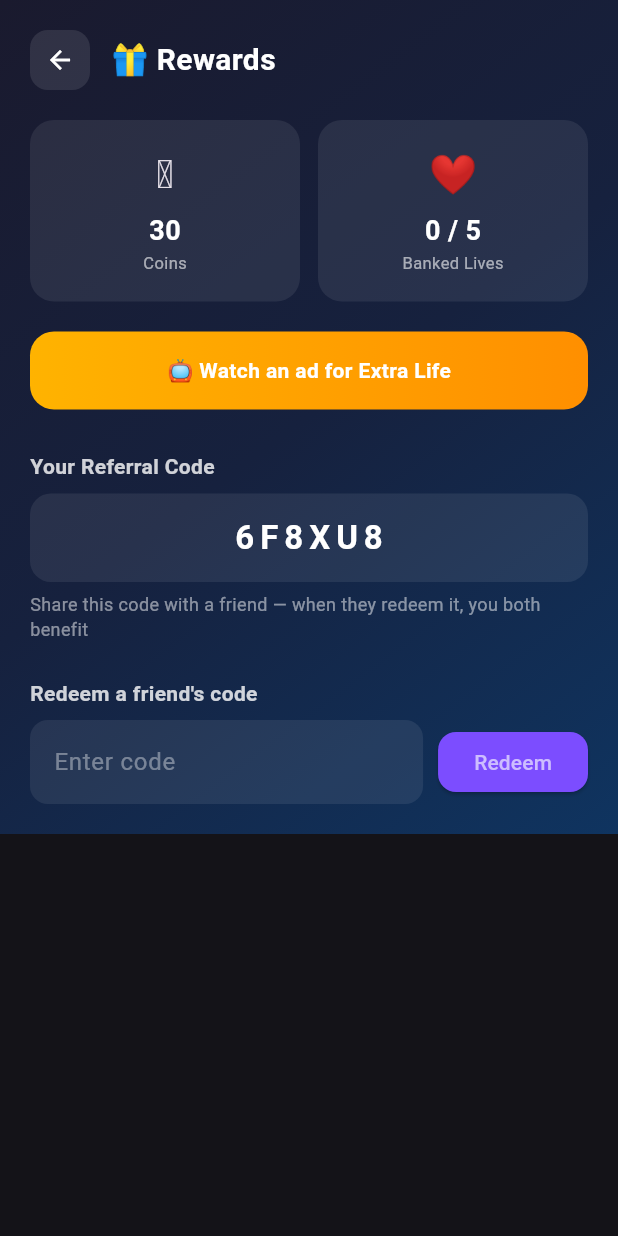
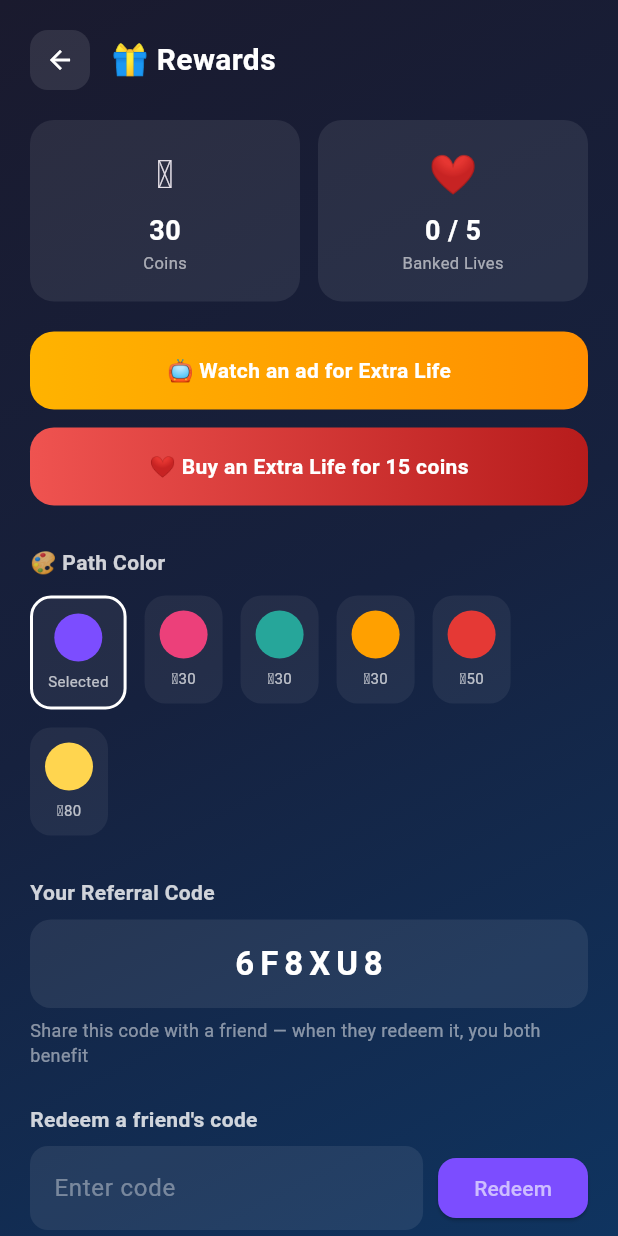
Before and after one commit to mojumder01/Dola-Foundation, a Flutter app: the RewardsScreen screen opened directly, on a phone screen of 412 x 824 dp. Run offline on Flutter 3.47's test engine with Material 3 defaults, Android fonts, the phone set to English and light mode, and no system bars; our stand-ins replace google_mobile_ads, shared_preferences; accounts and stored records are empty.

Commit message:
Add coin-based life purchase and path color shop
Lets players spend coins to buy a banked life directly (no ad
required) and to unlock cosmetic path colors for the maze trace,
giving the one-time-build app more depth and monetization options
beyond watching ads.

Co-Authored-By: Claude Sonnet 4.6 <noreply@anthropic.com>
Claude-Session: https://claude.ai/code/session_01Q9Sn9eRittEeXHsAjMXpWN

```diff
--- a/mazebloom-game/lib/screens/game_screen.dart
+++ b/mazebloom-game/lib/screens/game_screen.dart
@@ -12,6 +12,7 @@ import '../utils/reward_calculator.dart';
 import '../utils/lives_manager.dart';
 import '../utils/achievement_manager.dart';
 import '../utils/app_language.dart';
+import '../utils/path_color_manager.dart';
 import '../services/ad_service.dart';
 import '../widgets/maze_board.dart';
 
@@ -53,6 +54,7 @@ class _GameScreenState extends State<GameScreen> {
   DateTime? _startTime; // speed bonus হিসাব করার জন্য
   bool _perfectRun = true; // এই attempt এ একবারও dead-end এ পড়েনি কিনা
   int _lastCoinsEarned = 0;
+  Color _pathColor = const Color(0xFF7C4DFF);
 
   @override
   void initState() {
@@ -60,6 +62,12 @@ class _GameScreenState extends State<GameScreen> {
     _shape = widget.shape;
     _startTime = DateTime.now();
     _checkSolvable();
+    _loadPathColor();
+  }
+
+  Future<void> _loadPathColor() async {
+    final color = await PathColorManager.getSelectedColor();
+    if (mounted) setState(() => _pathColor = color);
   }
 
   void _checkSolvable() {
@@ -401,6 +409,7 @@ class _GameScreenState extends State<GameScreen> {
                     hintCell: _hintCell,
                     onPathChanged: _onPathChanged,
                     onStuck: _onStuck,
+                    pathColor: _pathColor,
                   ),
                 ),
               ),
--- a/mazebloom-game/lib/screens/rewards_screen.dart
+++ b/mazebloom-game/lib/screens/rewards_screen.dart
@@ -4,6 +4,7 @@ import '../utils/lives_manager.dart';
 import '../utils/referral_manager.dart';
 import '../services/ad_service.dart';
 import '../utils/app_language.dart';
+import '../utils/path_color_manager.dart';
 
 // Coins, banked lives, আর referral code শেয়ার/redeem করার জায়গা
 class RewardsScreen extends StatefulWidget {
@@ -14,11 +15,15 @@ class RewardsScreen extends StatefulWidget {
 }
 
 class _RewardsScreenState extends State<RewardsScreen> {
+  static const int lifeCoinCost = 15;
+
   int _coins = 0;
   int _bankedLives = 0;
   String _myCode = '';
   bool _redeemed = false;
   bool _loading = true;
+  String _selectedColorId = PathColorManager.defaultId;
+  Set<String> _unlockedColorIds = {};
   final _codeController = TextEditingController();
 
   @override
@@ -38,13 +43,52 @@ class _RewardsScreenState extends State<RewardsScreen> {
     final lives = await LivesManager.getBankedLives();
     final code = await ReferralManager.getMyCode();
     final redeemed = await ReferralManager.hasRedeemed();
+    final selectedColorId = await PathColorManager.getSelectedId();
+    final unlockedColorIds = await PathColorManager.getUnlockedIds();
     setState(() {
       _coins = coins;
       _bankedLives = lives;
       _myCode = code;
       _redeemed = redeemed;
+      _selectedColorId = selectedColorId;
+      _unlockedColorIds = unlockedColorIds;
       _loading = false;
     });
+  }
+
+  Future<void> _buyLifeWithCoins() async {
+    if (_bankedLives >= LivesManager.maxBankedLives) {
+      ScaffoldMessenger.of(context).showSnackBar(
+        SnackBar(content: Text(tr('ব্যাংক পূর্ণ — আর লাইফ ধরে না', 'Bank is full — no room for more lives'))),
+      );
+      return;
+    }
+    final spent = await CoinManager.spendCoins(lifeCoinCost);
+    if (!spent) {
+      ScaffoldMessenger.of(context).showSnackBar(
+        SnackBar(content: Text(tr('যথেষ্ট কয়েন নেই', 'Not enough coins'))),
+      );
+      return;
+    }
+    await LivesManager.addBankedLife();
+    await _load();
+    if (mounted) {
+      ScaffoldMessenger.of(context).showSnackBar(
+        SnackBar(content: Text(tr('🎉 একটা extra life পেয়েছো!', '🎉 You got an extra life!'))),
+      );
+    }
+  }
+
+  Future<void> _buyOrSelectColor(PathColorOption option) async {
+    final alreadyUnlocked = _unlockedColorIds.contains(option.id);
+    if (!alreadyUnlocked && _coins < option.cost) {
+      ScaffoldMessenger.of(context).showSnackBar(
+        SnackBar(content: Text(tr('যথেষ্ট কয়েন নেই', 'Not enough coins'))),
+      );
+      return;
+    }
+    final ok = await PathColorManager.purchase(option.id);
+    if (ok) await _load();
   }
 
   void _watchAdForLife() {
@@ -144,6 +188,62 @@ class _RewardsScreenState extends State<RewardsScreen> {
                           ),
                         ),
                       ),
+                      const SizedBox(height: 12),
+
+                      GestureDetector(
+                        onTap: _buyLifeWithCoins,
+                        child: Container(
+                          width: double.infinity,
+                          padding: const EdgeInsets.symmetric(vertical: 16),
+                          decoration: BoxDecoration(
+                            gradient: const LinearGradient(colors: [Color(0xFFEF5350), Color(0xFFB71C1C)]),
+                            borderRadius: BorderRadius.circular(16),
+                          ),
+                          child: Center(
+                            child: Text(
+                              tr('❤️ $lifeCoinCost কয়েন দিয়ে Extra Life কিনো', '❤️ Buy an Extra Life for $lifeCoinCost coins'),
+                              style: const TextStyle(color: Colors.white, fontWeight: FontWeight.bold),
+                            ),
+                          ),
+                        ),
+                      ),
+                      const SizedBox(height: 28),
+
+                      Text(tr('🎨 Path এর রঙ', '🎨 Path Color'), style: TextStyle(color: Colors.white.withOpacity(0.8), fontWeight: FontWeight.bold)),
+                      const SizedBox(height: 12),
+                      Wrap(
+                        spacing: 12,
+                        runSpacing: 12,
+                        children: PathColorManager.options.map((option) {
+                          final unlocked = _unlockedColorIds.contains(option.id);
+                          final selected = option.id == _selectedColorId;
+                          return GestureDetector(
+                            onTap: () => _buyOrSelectColor(option),
+                            child: Container(
+                              padding: const EdgeInsets.all(10),
+                              decoration: BoxDecoration(
+                                color: Colors.white.withOpacity(0.06),
+                                borderRadius: BorderRadius.circular(14),
+                                border: selected ? Border.all(color: Colors.white, width: 2) : null,
+                              ),
+                              child: Column(
+                                children: [
+                                  Container(
+                                    width: 32,
+                                    height: 32,
+                                    decoration: BoxDecoration(color: option.color, shape: BoxShape.circle),
+                                  ),
+                                  const SizedBox(height: 6),
+                                  Text(
+                                    unlocked ? (selected ? tr('বাছা হয়েছে', 'Selected') : tr('আনলকড', 'Unlocked')) : '🪙${option.cost}',
+                                    style: const TextStyle(color: Colors.white70, fontSize: 10),
+                                  ),
+                                ],
+                              ),
+                            ),
+                          );
+                        }).toList(),
+                      ),
                       const SizedBox(height: 28),
 
                       Text(tr('তোমার Referral Code', 'Your Referral Code'), style: TextStyle(color: Colors.white.withOpacity(0.8), fontWeight: FontWeight.bold)),
--- /dev/null
+++ b/mazebloom-game/lib/utils/path_color_manager.dart
@@ -0,0 +1,67 @@
+import 'package:flutter/material.dart';
+import 'package:shared_preferences/shared_preferences.dart';
+import 'coin_manager.dart';
+
+// কয়েন খরচ করে path এর রঙ পরিবর্তন করার ছোট shop — depth/monetization বাড়ানোর জন্য
+class PathColorOption {
+  final String id;
+  final Color color;
+  final int cost; // 0 মানে ফ্রি, সবার জন্য আনলকড
+
+  const PathColorOption({required this.id, required this.color, required this.cost});
+}
+
+class PathColorManager {
+  static const _unlockedKey = 'mazebloom_unlocked_colors';
+  static const _selectedKey = 'mazebloom_selected_color';
+  static const String defaultId = 'violet';
+
+  static const List<PathColorOption> options = [
+    PathColorOption(id: 'violet', color: Color(0xFF7C4DFF), cost: 0),
+    PathColorOption(id: 'rose', color: Color(0xFFEC407A), cost: 30),
+    PathColorOption(id: 'teal', color: Color(0xFF26A69A), cost: 30),
+    PathColorOption(id: 'amber', color: Color(0xFFFFA000), cost: 30),
+    PathColorOption(id: 'crimson', color: Color(0xFFE53935), cost: 50),
+    PathColorOption(id: 'gold', color: Color(0xFFFFD54F), cost: 80),
+  ];
+
+  static PathColorOption optionFor(String id) =>
+      options.firstWhere((o) => o.id == id, orElse: () => options.first);
+
+  static Future<Set<String>> getUnlockedIds() async {
+    final prefs = await SharedPreferences.getInstance();
+    return (prefs.getStringList(_unlockedKey) ?? [defaultId]).toSet()..add(defaultId);
+  }
+
+  static Future<String> getSelectedId() async {
+    final prefs = await SharedPreferences.getInstance();
+    return prefs.getString(_selectedKey) ?? defaultId;
+  }
+
+  static Future<Color> getSelectedColor() async {
+    return optionFor(await getSelectedId()).color;
+  }
+
+  static Future<void> select(String id) async {
+    final prefs = await SharedPreferences.getInstance();
+    await prefs.setString(_selectedKey, id);
+  }
+
+  // কয়েন থাকলে purchase করে সাথে সাথে select করে দেয় — না থাকলে false
+  static Future<bool> purchase(String id) async {
+    final option = optionFor(id);
+    final unlocked = await getUnlockedIds();
+    if (unlocked.contains(id)) {
+      await select(id);
+      return true;
+    }
+    final spent = await CoinManager.spendCoins(option.cost);
+    if (!spent) return false;
+
+    final prefs = await SharedPreferences.getInstance();
+    unlocked.add(id);
+    await prefs.setStringList(_unlockedKey, unlocked.toList());
+    await select(id);
+    return true;
+  }
+}
--- a/mazebloom-game/lib/widgets/maze_board.dart
+++ b/mazebloom-game/lib/widgets/maze_board.dart
@@ -10,6 +10,7 @@ class MazeBoard extends StatefulWidget {
   final Point<int>? hintCell; // hint হিসেবে highlight করার cell
   final void Function(List<Point<int>> newPath) onPathChanged;
   final void Function() onStuck; // dead-end এ পড়লে — life কমাতে হবে
+  final Color pathColor;
 
   const MazeBoard({
     super.key,
@@ -18,6 +19,7 @@ class MazeBoard extends StatefulWidget {
     required this.onPathChanged,
     required this.onStuck,
     this.hintCell,
+    this.pathColor = const Color(0xFF7C4DFF),
   });
 
   @override
@@ -147,6 +149,7 @@ class _MazeBoardState extends State<MazeBoard> with SingleTickerProviderStateMix
                 boardOffset: _boardOffset,
                 hintCell: widget.hintCell,
                 hintPulse: _hintPulse.value,
+                pathColor: widget.pathColor,
               ),
             ),
           ),
@@ -164,6 +167,7 @@ class _MazePainter extends CustomPainter {
   final Offset boardOffset;
   final Point<int>? hintCell;
   final double hintPulse; // 0.0–1.0, animation এর বর্তমান মান
+  final Color pathColor;
 
   _MazePainter({
     required this.shape,
@@ -171,6 +175,7 @@ class _MazePainter extends CustomPainter {
     required this.cellSize,
     required this.boardOffset,
     required this.hintPulse,
+    required this.pathColor,
     this.hintCell,
   });
 
@@ -215,7 +220,7 @@ class _MazePainter extends CustomPainter {
     // ৩. আঁকা path — connected line হিসেবে
     if (path.isNotEmpty) {
       final linePaint = Paint()
-        ..color = const Color(0xFF7C4DFF)
+        ..color = pathColor
         ..strokeWidth = cellSize * 0.32
         ..strokeCap = StrokeCap.round
         ..style = PaintingStyle.stroke;
@@ -240,6 +245,7 @@ class _MazePainter extends CustomPainter {
   bool shouldRepaint(covariant _MazePainter oldDelegate) {
     return oldDelegate.path != path ||
         oldDelegate.hintCell != hintCell ||
-        oldDelegate.hintPulse != hintPulse;
+        oldDelegate.hintPulse != hintPulse ||
+        oldDelegate.pathColor != pathColor;
   }
 }
```
